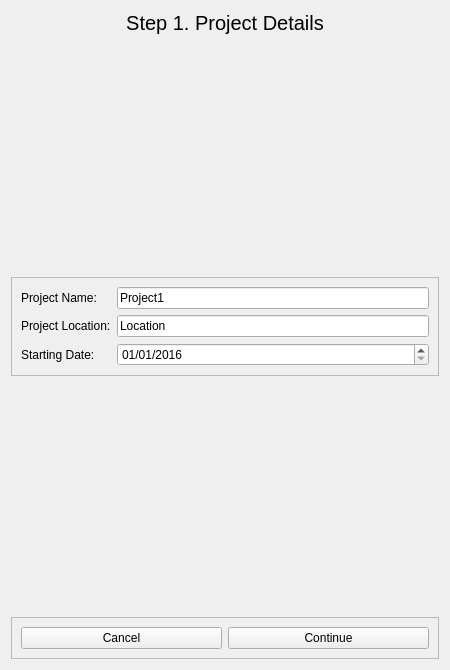
The window that Source/CreateNewProjectWizardPage1.ui (scitao/PedestrianTrackingApplication) describes before a commit, drawn with Qt 5.
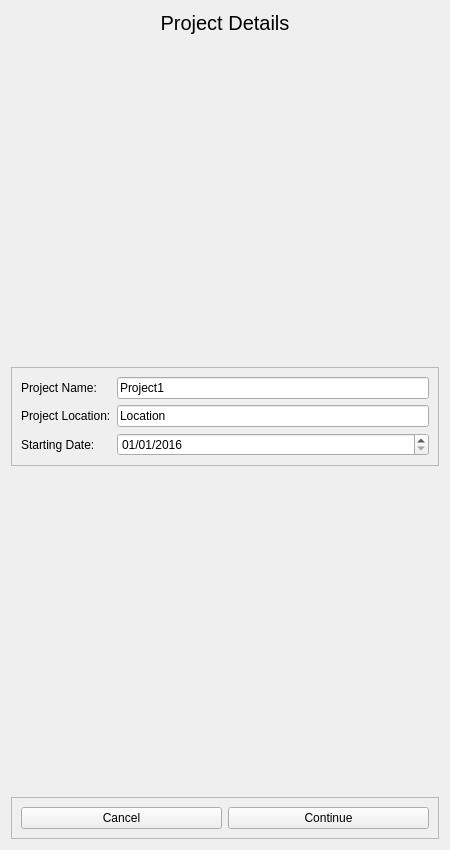
The same window after the commit.

Patch:
```diff
--- a/Source/CreateNewProjectWizardPage1.ui
+++ b/Source/CreateNewProjectWizardPage1.ui
@@ -7,19 +7,19 @@
     <x>0</x>
     <y>0</y>
     <width>450</width>
-    <height>670</height>
+    <height>850</height>
    </rect>
   </property>
   <property name="minimumSize">
    <size>
     <width>450</width>
-    <height>670</height>
+    <height>850</height>
    </size>
   </property>
   <property name="maximumSize">
    <size>
     <width>450</width>
-    <height>670</height>
+    <height>850</height>
    </size>
   </property>
   <property name="windowTitle">
@@ -40,7 +40,7 @@
       </font>
      </property>
      <property name="text">
-      <string>Step 1. Project Details</string>
+      <string>Project Details</string>
      </property>
      <property name="alignment">
       <set>Qt::AlignCenter</set>
```
